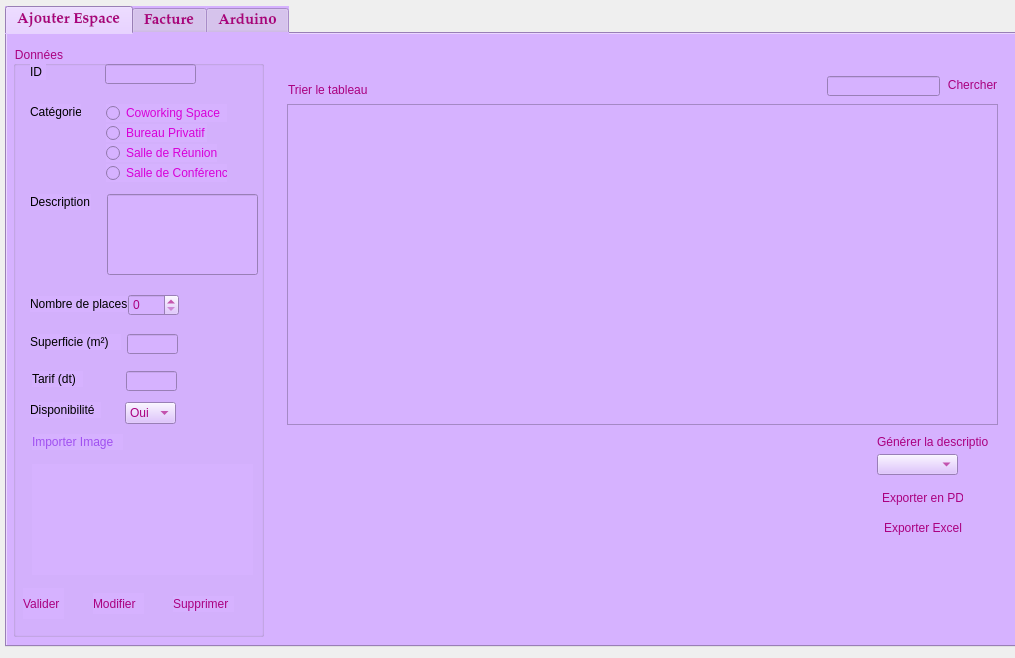
hindkh21/Smart_Coworking_Space_2A30, file gestionespace.ui: the form before one commit.
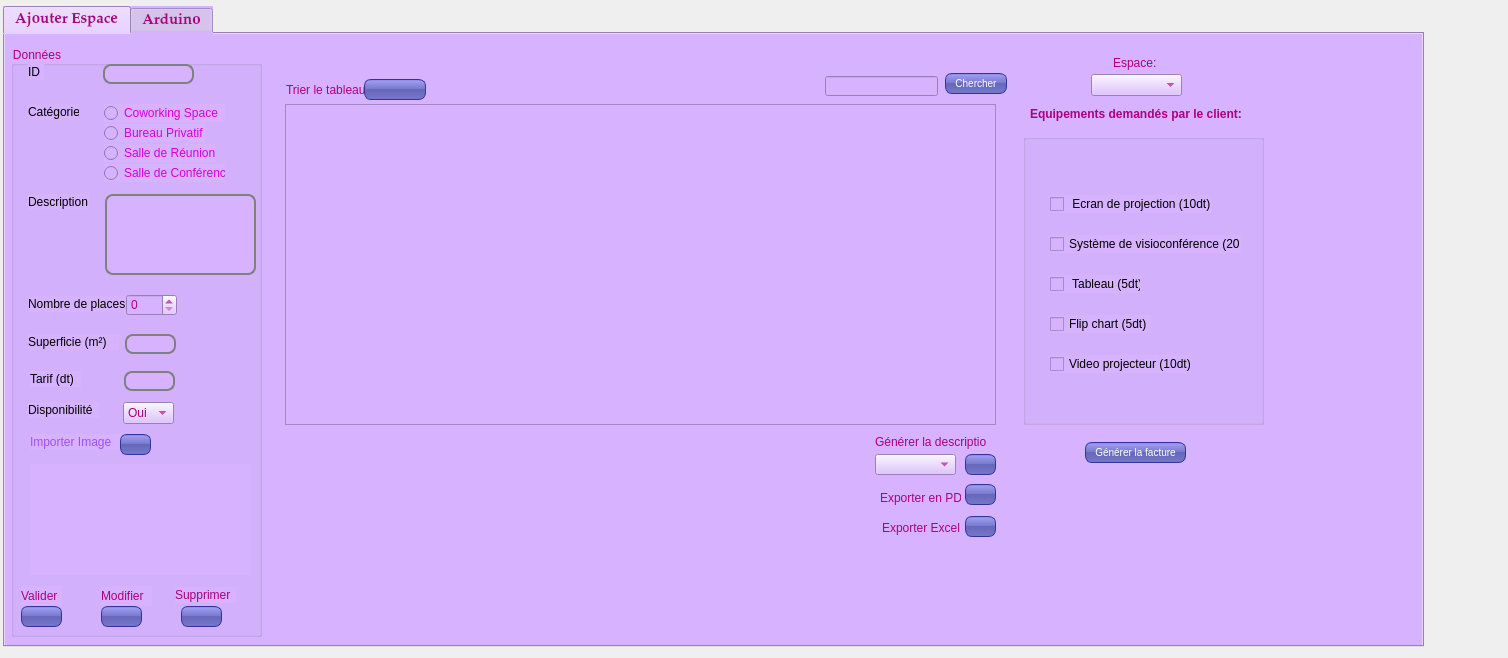
The form after the commit. The open tabs and pages were chosen to show the change. Icons and pictures are not drawn. Custom widgets are drawn as their Qt base class.

Diff of the .ui file:
```diff
--- a/gestionespace.ui
+++ b/gestionespace.ui
@@ -6,7 +6,7 @@
    <rect>
     <x>0</x>
     <y>0</y>
-    <width>1015</width>
+    <width>1508</width>
     <height>658</height>
    </rect>
   </property>
@@ -16,9 +16,9 @@
   <widget class="QTabWidget" name="tabWidget">
    <property name="geometry">
     <rect>
-     <x>5</x>
+     <x>3</x>
      <y>6</y>
-     <width>1021</width>
+     <width>1421</width>
      <height>641</height>
     </rect>
    </property>
@@ -60,12 +60,30 @@
     <widget class="QPushButton" name="Excel_pb">
      <property name="geometry">
       <rect>
-       <x>955</x>
-       <y>484</y>
+       <x>960</x>
+       <y>482</y>
        <width>31</width>
        <height>21</height>
       </rect>
      </property>
+     <property name="styleSheet">
+      <string notr="true">QPushButton {
+color: white;
+background-color: QLinearGradient( x1: 0, y1: 0, x2: 0, y2: 1, stop: 0 #88d, stop: 0.1 #99e, stop: 0.49 #77c, stop: 0.5 #66b, stop: 1 #77c);
+border-width: 1px;
+border-color: #339;
+border-style: solid;
+border-radius: 7;
+padding: 3px;
+font-size: 10px;
+padding-left: 5px;
+padding-right: 5px;
+min-width: 10px;
+max-width: 50px;
+min-height: 13px;
+max-height: 13px;
+}</string>
+     </property>
      <property name="text">
       <string/>
      </property>
@@ -77,14 +95,29 @@
     <widget class="QPushButton" name="PDF_pb">
      <property name="geometry">
       <rect>
-       <x>955</x>
-       <y>454</y>
+       <x>960</x>
+       <y>450</y>
        <width>31</width>
        <height>21</height>
       </rect>
      </property>
      <property name="styleSheet">
-      <string notr="true"/>
+      <string notr="true">QPushButton {
+color: white;
+background-color: QLinearGradient( x1: 0, y1: 0, x2: 0, y2: 1, stop: 0 #88d, stop: 0.1 #99e, stop: 0.49 #77c, stop: 0.5 #66b, stop: 1 #77c);
+border-width: 1px;
+border-color: #339;
+border-style: solid;
+border-radius: 7;
+padding: 3px;
+font-size: 10px;
+padding-left: 5px;
+padding-right: 5px;
+min-width: 10px;
+max-width: 50px;
+min-height: 13px;
+max-height: 13px;
+}</string>
      </property>
      <property name="text">
       <string/>
@@ -125,10 +158,28 @@
       <rect>
        <x>960</x>
        <y>420</y>
-       <width>21</width>
+       <width>31</width>
        <height>21</height>
       </rect>
      </property>
+     <property name="styleSheet">
+      <string notr="true">QPushButton {
+color: white;
+background-color: QLinearGradient( x1: 0, y1: 0, x2: 0, y2: 1, stop: 0 #88d, stop: 0.1 #99e, stop: 0.49 #77c, stop: 0.5 #66b, stop: 1 #77c);
+border-width: 1px;
+border-color: #339;
+border-style: solid;
+border-radius: 7;
+padding: 3px;
+font-size: 10px;
+padding-left: 5px;
+padding-right: 5px;
+min-width: 10px;
+max-width: 50px;
+min-height: 13px;
+max-height: 13px;
+}</string>
+     </property>
      <property name="text">
       <string/>
      </property>
@@ -155,12 +206,27 @@
       <rect>
        <x>359</x>
        <y>45</y>
-       <width>21</width>
+       <width>62</width>
        <height>21</height>
       </rect>
      </property>
      <property name="styleSheet">
-      <string notr="true"/>
+      <string notr="true">QPushButton {
+color: white;
+background-color: QLinearGradient( x1: 0, y1: 0, x2: 0, y2: 1, stop: 0 #88d, stop: 0.1 #99e, stop: 0.49 #77c, stop: 0.5 #66b, stop: 1 #77c);
+border-width: 1px;
+border-color: #339;
+border-style: solid;
+border-radius: 7;
+padding: 3px;
+font-size: 10px;
+padding-left: 5px;
+padding-right: 5px;
+min-width: 50px;
+max-width: 50px;
+min-height: 13px;
+max-height: 13px;
+}</string>
      </property>
      <property name="text">
       <string/>
@@ -188,10 +254,28 @@
       <rect>
        <x>940</x>
        <y>39</y>
-       <width>51</width>
-       <height>23</height>
+       <width>62</width>
+       <height>21</height>
       </rect>
      </property>
+     <property name="styleSheet">
+      <string notr="true">QPushButton {
+color: white;
+background-color: QLinearGradient( x1: 0, y1: 0, x2: 0, y2: 1, stop: 0 #88d, stop: 0.1 #99e, stop: 0.49 #77c, stop: 0.5 #66b, stop: 1 #77c);
+border-width: 1px;
+border-color: #339;
+border-style: solid;
+border-radius: 7;
+padding: 3px;
+font-size: 10px;
+padding-left: 5px;
+padding-right: 5px;
+min-width: 50px;
+max-width: 50px;
+min-height: 13px;
+max-height: 13px;
+}</string>
+     </property>
      <property name="text">
       <string>Chercher</string>
      </property>
@@ -235,6 +319,32 @@
        <height>591</height>
       </rect>
      </property>
+     <property name="styleSheet">
+      <string notr="true">QLineEdit {
+padding: 1px;
+border-style: solid;
+border: 2px solid gray;
+border-radius: 8px;
+}
+
+
+QPushButton {
+color: white;
+background-color: QLinearGradient( x1: 0, y1: 0, x2: 0, y2: 1, stop: 0 #88d, stop: 0.1 #99e, stop: 0.49 #77c, stop: 0.5 #66b, stop: 1 #77c);
+border-width: 1px;
+border-color: #339;
+border-style: solid;
+border-radius: 7;
+padding: 3px;
+font-size: 10px;
+padding-left: 5px;
+padding-right: 5px;
+min-width: 10px;
+max-width: 50px;
+min-height: 13px;
+max-height: 13px;
+}</string>
+     </property>
      <property name="title">
       <string>Données</string>
      </property>
@@ -507,7 +617,7 @@
         <x>109</x>
         <y>388</y>
         <width>31</width>
-        <height>23</height>
+        <height>21</height>
        </rect>
       </property>
       <property name="text">
@@ -573,10 +683,10 @@
      <widget class="QPushButton" name="modif_pb">
       <property name="geometry">
        <rect>
-        <x>119</x>
-        <y>538</y>
+        <x>90</x>
+        <y>560</y>
         <width>41</width>
-        <height>41</height>
+        <height>21</height>
        </rect>
       </property>
       <property name="text">
@@ -586,18 +696,36 @@
        <iconset>
         <normaloff>../2A/Projet c++/modifier.png</normaloff>../2A/Projet c++/modifier.png</iconset>
       </property>
+      <property name="checkable">
+       <bool>false</bool>
+      </property>
      </widget>
      <widget class="QPushButton" name="ajouter_pb">
       <property name="geometry">
        <rect>
-        <x>40</x>
-        <y>542</y>
+        <x>10</x>
+        <y>560</y>
         <width>41</width>
-        <height>31</height>
+        <height>21</height>
        </rect>
       </property>
       <property name="styleSheet">
-       <string notr="true"/>
+       <string notr="true">QPushButton {
+color: white;
+background-color: QLinearGradient( x1: 0, y1: 0, x2: 0, y2: 1, stop: 0 #88d, stop: 0.1 #99e, stop: 0.49 #77c, stop: 0.5 #66b, stop: 1 #77c);
+border-width: 1px;
+border-color: #339;
+border-style: solid;
+border-radius: 7;
+padding: 3px;
+font-size: 10px;
+padding-left: 5px;
+padding-right: 5px;
+min-width: 10px;
+max-width: 50px;
+min-height: 13px;
+max-height: 13px;
+}</string>
       </property>
       <property name="text">
        <string/>
@@ -606,12 +734,18 @@
        <iconset>
         <normaloff>../2A/Projet c++/valider.png</normaloff>../2A/Projet c++/valider.png</iconset>
       </property>
+      <property name="checkable">
+       <bool>false</bool>
+      </property>
+      <property name="checked">
+       <bool>false</bool>
+      </property>
      </widget>
      <widget class="QLabel" name="label_33">
       <property name="geometry">
        <rect>
-        <x>160</x>
-        <y>550</y>
+        <x>164</x>
+        <y>541</y>
         <width>61</width>
         <height>16</height>
        </rect>
@@ -628,10 +762,10 @@
      <widget class="QPushButton" name="supr_pb">
       <property name="geometry">
        <rect>
-        <x>211</x>
-        <y>543</y>
-        <width>31</width>
-        <height>31</height>
+        <x>170</x>
+        <y>560</y>
+        <width>41</width>
+        <height>21</height>
        </rect>
       </property>
       <property name="styleSheet">
@@ -644,14 +778,17 @@
        <iconset>
         <normaloff>../2A/Projet c++/suprimer.png</normaloff>../2A/Projet c++/suprimer.png</iconset>
       </property>
+      <property name="checkable">
+       <bool>false</bool>
+      </property>
      </widget>
      <widget class="QLabel" name="label_34">
       <property name="geometry">
        <rect>
-        <x>80</x>
-        <y>547</y>
+        <x>90</x>
+        <y>540</y>
         <width>51</width>
-        <height>21</height>
+        <height>20</height>
        </rect>
       </property>
       <property name="font">
@@ -667,9 +804,9 @@
       <property name="geometry">
        <rect>
         <x>10</x>
-        <y>542</y>
+        <y>540</y>
         <width>41</width>
-        <height>31</height>
+        <height>20</height>
        </rect>
       </property>
       <property name="font">
@@ -682,59 +819,42 @@
       </property>
      </widget>
     </widget>
-   </widget>
-   <widget class="QWidget" name="tab_5">
-    <attribute name="title">
-     <string>Facture</string>
-    </attribute>
-    <widget class="QLabel" name="label_36">
-     <property name="geometry">
-      <rect>
-       <x>394</x>
-       <y>70</y>
-       <width>231</width>
-       <height>16</height>
-      </rect>
-     </property>
-     <property name="font">
-      <font>
-       <pointsize>9</pointsize>
-       <weight>75</weight>
-       <bold>true</bold>
-      </font>
-     </property>
-     <property name="text">
-      <string>Equipements demandés par le client:</string>
-     </property>
-    </widget>
     <widget class="QPushButton" name="Facture_pb">
      <property name="geometry">
       <rect>
-       <x>460</x>
-       <y>420</y>
-       <width>111</width>
-       <height>23</height>
+       <x>1080</x>
+       <y>408</y>
+       <width>101</width>
+       <height>21</height>
       </rect>
      </property>
+     <property name="styleSheet">
+      <string notr="true">QPushButton {
+color: white;
+background-color: QLinearGradient( x1: 0, y1: 0, x2: 0, y2: 1, stop: 0 #88d, stop: 0.1 #99e, stop: 0.49 #77c, stop: 0.5 #66b, stop: 1 #77c);
+border-width: 1px;
+border-color: #339;
+border-style: solid;
+border-radius: 7;
+padding: 3px;
+font-size: 10px;
+padding-left: 5px;
+padding-right: 5px;
+min-width: 50px;
+max-width: 100px;
+min-height: 13px;
+max-height: 13px;
+}</string>
+     </property>
      <property name="text">
       <string>Générer la facture</string>
      </property>
     </widget>
-    <widget class="QComboBox" name="select_esp">
-     <property name="geometry">
-      <rect>
-       <x>204</x>
-       <y>160</y>
-       <width>91</width>
-       <height>22</height>
-      </rect>
-     </property>
-    </widget>
     <widget class="QLabel" name="label_37">
      <property name="geometry">
       <rect>
-       <x>204</x>
-       <y>140</y>
+       <x>1108</x>
+       <y>22</y>
        <width>47</width>
        <height>14</height>
       </rect>
@@ -743,11 +863,21 @@
       <string>Espace:</string>
      </property>
     </widget>
+    <widget class="QComboBox" name="select_esp">
+     <property name="geometry">
+      <rect>
+       <x>1086</x>
+       <y>40</y>
+       <width>91</width>
+       <height>22</height>
+      </rect>
+     </property>
+    </widget>
     <widget class="QGroupBox" name="groupBox">
      <property name="geometry">
       <rect>
-       <x>390</x>
-       <y>110</y>
+       <x>1018</x>
+       <y>100</y>
        <width>241</width>
        <height>291</height>
       </rect>
@@ -837,6 +967,42 @@
       </property>
      </widget>
     </widget>
+    <widget class="QLabel" name="label_36">
+     <property name="geometry">
+      <rect>
+       <x>1025</x>
+       <y>72</y>
+       <width>231</width>
+       <height>16</height>
+      </rect>
+     </property>
+     <property name="font">
+      <font>
+       <pointsize>9</pointsize>
+       <weight>75</weight>
+       <bold>true</bold>
+      </font>
+     </property>
+     <property name="text">
+      <string>Equipements demandés par le client:</string>
+     </property>
+    </widget>
+    <widget class="QLabel" name="label">
+     <property name="geometry">
+      <rect>
+       <x>1268</x>
+       <y>140</y>
+       <width>131</width>
+       <height>181</height>
+      </rect>
+     </property>
+     <property name="text">
+      <string/>
+     </property>
+     <property name="pixmap">
+      <pixmap>../../Images/paiementfacture.jpg</pixmap>
+     </property>
+    </widget>
    </widget>
    <widget class="QWidget" name="tab_6">
     <attribute name="title">
```
Left out of the diff: 115 changed lines with no effect on the pictures. Lines whose indentation alone changed are shown as unchanged.
